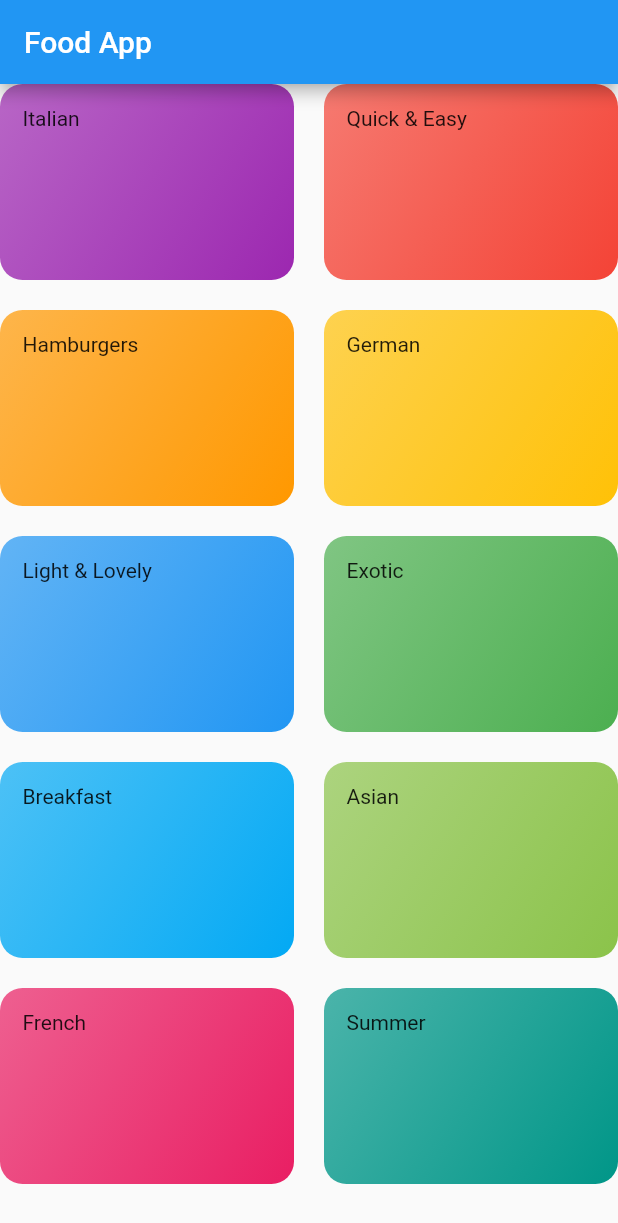
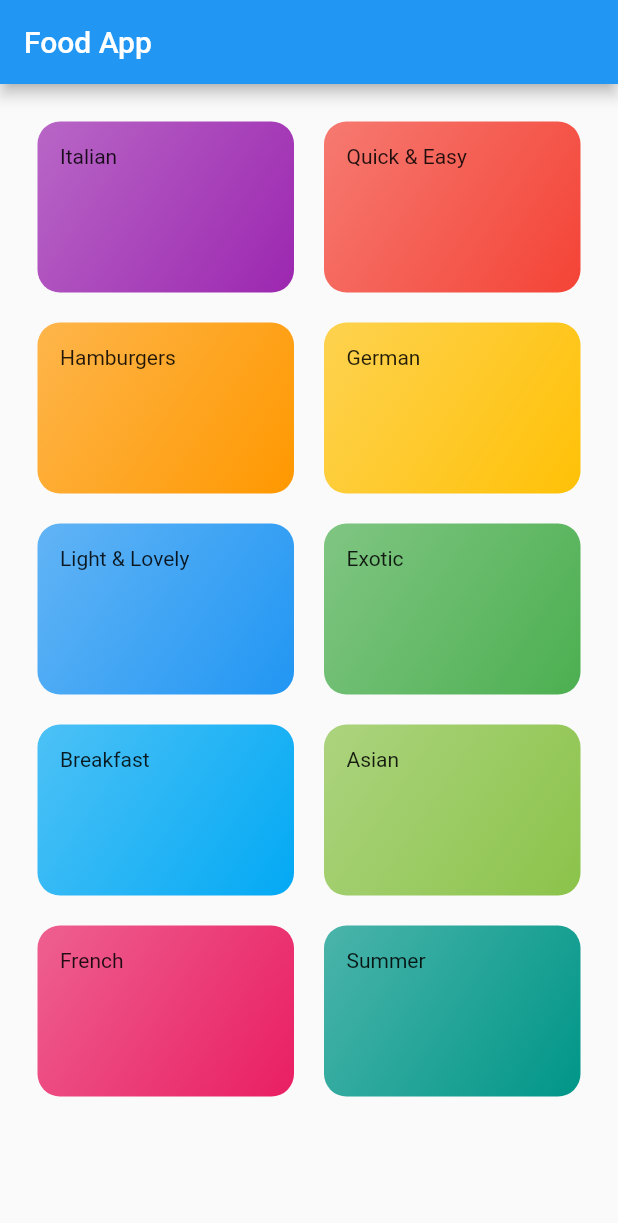
Before and after one commit to pottekkat/Food-App, a Flutter app: the screen it shows after launch, on a phone screen of 412 x 824 dp. Shown: the top 1223 px of the screen. Run offline on Flutter 3.47's test engine with Material 2 defaults, Android fonts, the phone set to English and light mode, and no system bars.

```diff
--- a/lib/categoriesScreen.dart
+++ b/lib/categoriesScreen.dart
@@ -11,6 +11,7 @@ class CategoriesScreen extends StatelessWidget {
         title: const Text('Food App'),
       ),
       body: GridView(
+        padding: const EdgeInsets.all(25),
         children: DUMMY_CATEGORIES
             .map((cat) => CategoryItem(
                   cat.title,
```
Also changed, not shown: assets/fonts/Raleway-Black.ttf (added), assets/fonts/Raleway-Bold.ttf (added), assets/fonts/Raleway-Regular.ttf (added), assets/fonts/RobotoCondensed-Bold.ttf (added), assets/fonts/RobotoCondensed-Italic.ttf (added), assets/fonts/RobotoCondensed-Light.ttf (added), assets/fonts/RobotoCondensed-Regular.ttf (added).
